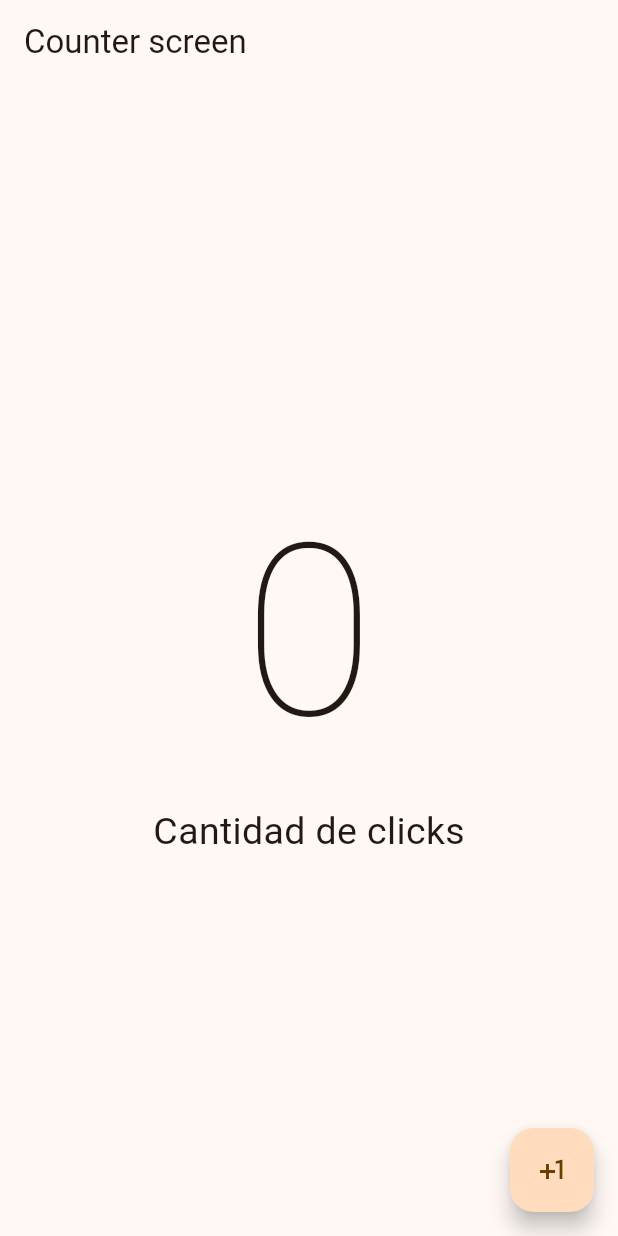
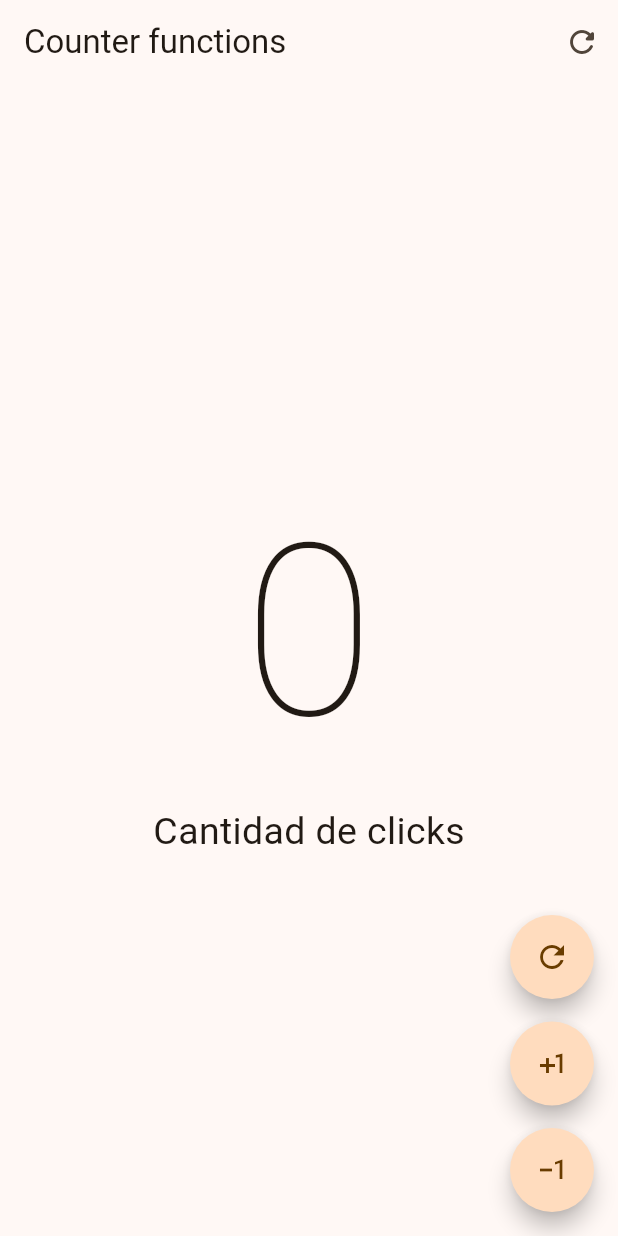
Before and after one commit to quenandres/flutter-2023, a Flutter app: the screen it shows after launch, on a phone screen of 412 x 824 dp. Run offline on Flutter 3.47's test engine with Material 2 defaults, Android fonts, the phone set to English and light mode, and no system bars.

Commit message:
59. AppBar y Acciones

```diff
--- a/hello_world_app/lib/main.dart
+++ b/hello_world_app/lib/main.dart
@@ -1,5 +1,6 @@
 import 'package:flutter/material.dart';
-import 'package:hello_world_app/presentation/screens/counter_screen.dart';
+import 'package:hello_world_app/presentation/screens/counter_functions_screen.dart';
+//import 'package:hello_world_app/presentation/screens/counter_screen.dart';
 
 void main() {
   runApp(const MyApp());
@@ -16,7 +17,7 @@ class MyApp extends StatelessWidget {
         useMaterial3: true,
         colorSchemeSeed: Colors.orange
       ),
-      home: const CounterScreen()
+      home: const CounterFunctionsScreen()
     );
   }
 }
--- /dev/null
+++ b/hello_world_app/lib/presentation/screens/counter_functions_screen.dart
@@ -0,0 +1,74 @@
+import 'package:flutter/material.dart';
+
+class CounterFunctionsScreen extends StatefulWidget {
+  const CounterFunctionsScreen({super.key});
+  @override
+  State<CounterFunctionsScreen> createState() => _CounterFunctionsScreenState();
+}
+
+class _CounterFunctionsScreenState extends State<CounterFunctionsScreen> {
+
+  int clickCounter = 0;
+
+  @override
+  Widget build(BuildContext context) {
+    return Scaffold(
+        appBar: AppBar(
+          title: const Text('Counter functions'),
+          actions: [
+            IconButton(
+              icon: const Icon(Icons.refresh_rounded),
+              onPressed: () {
+                setState(() {
+                  clickCounter = 0;
+                });
+               },
+            )
+          ],
+        ),
+        body: Center(
+          child: Column(
+            mainAxisAlignment: MainAxisAlignment.center,
+            children: [
+              Text('$clickCounter', style: const TextStyle(fontSize: 160, fontWeight: FontWeight.w100)),
+              Text('Cantidad de click${clickCounter == 1 ? '' : 's'}', style: const TextStyle(fontSize: 25))
+            ],
+          ),
+        ),
+        floatingActionButton: Column(
+          mainAxisAlignment: MainAxisAlignment.end,
+          children: [
+            FloatingActionButton(
+              shape: const StadiumBorder(),
+              onPressed: () {
+                setState(() {
+                  clickCounter++;
+                });
+              },
+              child: const Icon(Icons.refresh_outlined),
+            ),
+            const SizedBox(height: 15),
+            FloatingActionButton(
+              shape: const StadiumBorder(),
+              onPressed: () {
+                setState(() {
+                  clickCounter++;
+                });
+              },
+              child: const Icon(Icons.plus_one),
+            ),
+            const SizedBox(height: 15),
+            FloatingActionButton(
+              shape: const StadiumBorder(),
+              onPressed: () {
+                setState(() {
+                  clickCounter--;
+                });
+              },
+              child: const Icon(Icons.exposure_minus_1),
+            ),
+          ],
+        )
+      );
+  }
+}
--- a/hello_world_app/lib/presentation/screens/counter_screen.dart
+++ b/hello_world_app/lib/presentation/screens/counter_screen.dart
@@ -9,7 +9,6 @@ class CounterScreen extends StatefulWidget {
 class _CounterScreenState extends State<CounterScreen> {
 
   int clickCounter = 0;
-  String text_click = 'clicks';
 
   @override
   Widget build(BuildContext context) {
```
Also changed, not shown: 1 other file.
